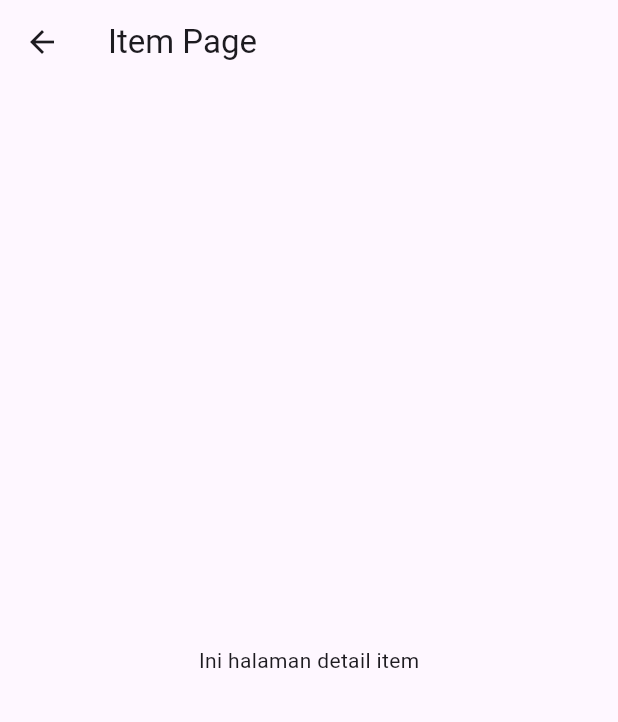
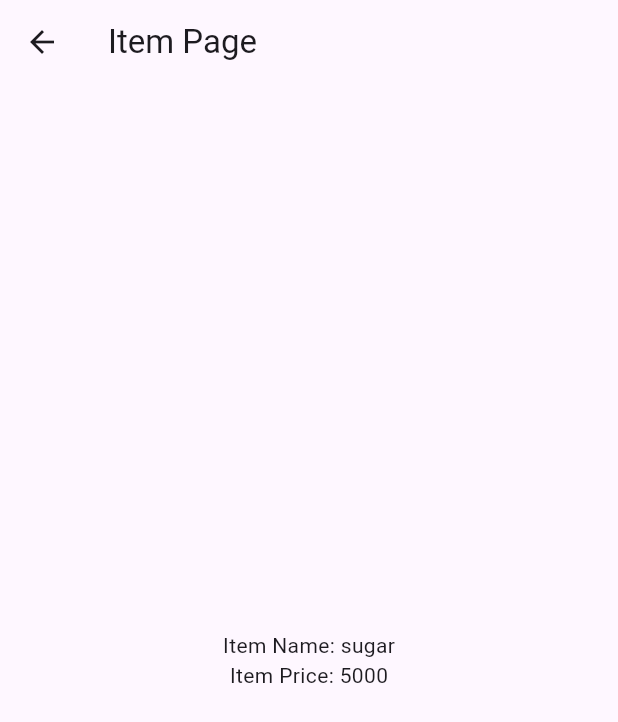
Before and after one commit to dulaziz15/MOBILE_2025, a Flutter app: the screen it shows after launch, after a tap on "sugar", on a phone screen of 412 x 824 dp. Shown: the top 722 px of the screen. Run offline on Flutter 3.47's test engine with Material 3 defaults, Android fonts, the phone set to English and light mode, and no system bars.

Commit message:
tugas navigasi dengan data

```diff
--- a/belanja/lib/pages/home_page.dart
+++ b/belanja/lib/pages/home_page.dart
@@ -21,7 +21,10 @@ class HomePage extends StatelessWidget {
             final item = items[index];
             return InkWell(
               onTap: () {
-                Navigator.pushNamed(context, '/item');
+                Navigator.pushNamed(context,
+                  '/item',
+                  arguments: item
+                );
               },
               child: Card(
                 child: Container(
--- a/belanja/lib/pages/item_page.dart
+++ b/belanja/lib/pages/item_page.dart
@@ -1,12 +1,21 @@
+import 'package:belanja/models/item.dart';
 import 'package:flutter/material.dart';
 
 class ItemPage extends StatelessWidget{
   @override
   Widget build(BuildContext context) {
+    final item = ModalRoute.of(context)!.settings.arguments as Item;
+
     return Scaffold(
       appBar: AppBar(title: const Text("Item Page")),
-      body: const Center(
-        child: Text("Ini halaman detail item"),
+      body: Center(
+        child: Column(
+          mainAxisAlignment: MainAxisAlignment.center,
+          children: [
+            Text("Item Name: ${item.name}"),
+            Text("Item Price: ${item.price}"),
+          ],
+        ),
       ),
     );
   }
```
Also changed, not shown: 2 other files.
